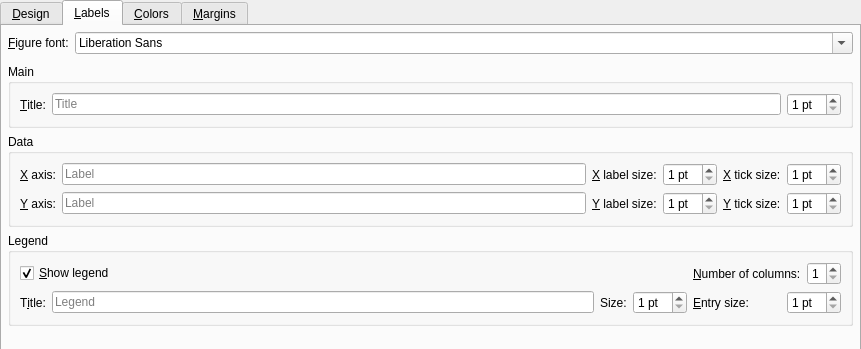
Old version of the form coquery/gui/ui/visualizationDesigner.ui in the repository gkunter/coquery; both pictures show x 0 to 861 and y 0 to 349 of the 861 by 600 pixel window.
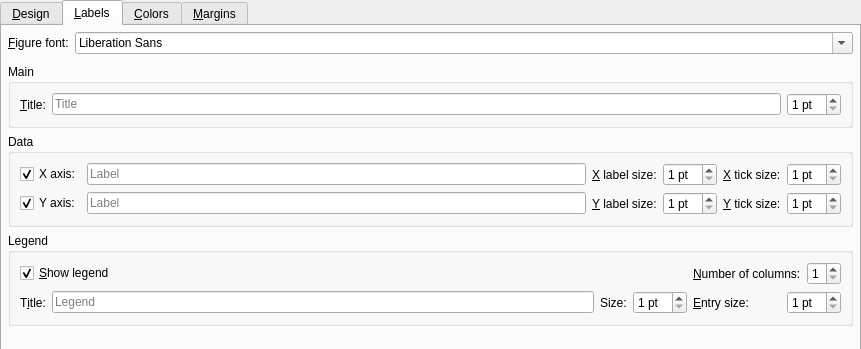
New version of the form. The open tabs and pages were chosen to show the change. Custom widgets are drawn as their Qt base class.

Commit message: Add axis visibility toggles

The edit to the form file:
```diff
--- a/coquery/gui/ui/visualizationDesigner.ui
+++ b/coquery/gui/ui/visualizationDesigner.ui
@@ -569,44 +569,21 @@
          <property name="title">
           <string>Data</string>
          </property>
-         <layout class="QGridLayout" name="gridLayout_2" columnstretch="0,1,0">
-          <item row="0" column="0">
-           <widget class="QLabel" name="label_9">
-            <property name="text">
-             <string>&amp;X axis:</string>
-            </property>
-            <property name="buddy">
-             <cstring>edit_x_label</cstring>
-            </property>
-           </widget>
-          </item>
-          <item row="0" column="1">
-           <layout class="QHBoxLayout" name="horizontalLayout_2" stretch="1,0,0">
+         <layout class="QGridLayout" name="gridLayout_2" columnstretch="0,0,0">
+          <item row="1" column="2">
+           <layout class="QHBoxLayout" name="horizontalLayout_7">
             <item>
-             <widget class="QLineEdit" name="edit_x_label">
-              <property name="sizePolicy">
-               <sizepolicy hsizetype="Preferred" vsizetype="Fixed">
-                <horstretch>0</horstretch>
-                <verstretch>0</verstretch>
-               </sizepolicy>
-              </property>
-              <property name="placeholderText">
-               <string>Label</string>
-              </property>
-             </widget>
-            </item>
-            <item>
-             <widget class="QLabel" name="label">
+             <widget class="QLabel" name="label_17">
               <property name="text">
-               <string>&amp;X label size:</string>
+               <string>&amp;Y tick size:</string>
               </property>
               <property name="buddy">
-               <cstring>spin_size_x_label</cstring>
+               <cstring>spin_size_y_ticklabels</cstring>
               </property>
              </widget>
             </item>
             <item>
-             <widget class="QSpinBox" name="spin_size_x_label">
+             <widget class="QSpinBox" name="spin_size_y_ticklabels">
               <property name="suffix">
                <string> pt</string>
               </property>
@@ -647,16 +624,6 @@
             </item>
            </layout>
           </item>
-          <item row="1" column="0">
-           <widget class="QLabel" name="label_10">
-            <property name="text">
-             <string>&amp;Y axis:</string>
-            </property>
-            <property name="buddy">
-             <cstring>edit_y_label</cstring>
-            </property>
-           </widget>
-          </item>
           <item row="1" column="1">
            <layout class="QHBoxLayout" name="horizontalLayout_3" stretch="1,0,0">
             <item>
@@ -700,20 +667,33 @@
             </item>
            </layout>
           </item>
-          <item row="1" column="2">
-           <layout class="QHBoxLayout" name="horizontalLayout_7">
+          <item row="0" column="1">
+           <layout class="QHBoxLayout" name="horizontalLayout_2" stretch="1,0,0">
             <item>
-             <widget class="QLabel" name="label_17">
+             <widget class="QLineEdit" name="edit_x_label">
+              <property name="sizePolicy">
+               <sizepolicy hsizetype="Preferred" vsizetype="Fixed">
+                <horstretch>0</horstretch>
+                <verstretch>0</verstretch>
+               </sizepolicy>
+              </property>
+              <property name="placeholderText">
+               <string>Label</string>
+              </property>
+             </widget>
+            </item>
+            <item>
+             <widget class="QLabel" name="label">
               <property name="text">
-               <string>&amp;Y tick size:</string>
+               <string>&amp;X label size:</string>
               </property>
               <property name="buddy">
-               <cstring>spin_size_y_ticklabels</cstring>
+               <cstring>spin_size_x_label</cstring>
               </property>
              </widget>
             </item>
             <item>
-             <widget class="QSpinBox" name="spin_size_y_ticklabels">
+             <widget class="QSpinBox" name="spin_size_x_label">
               <property name="suffix">
                <string> pt</string>
               </property>
@@ -727,6 +707,26 @@
             </item>
            </layout>
           </item>
+          <item row="0" column="0">
+           <widget class="QCheckBox" name="check_x_axis">
+            <property name="text">
+             <string>X axis:</string>
+            </property>
+            <property name="checked">
+             <bool>true</bool>
+            </property>
+           </widget>
+          </item>
+          <item row="1" column="0">
+           <widget class="QCheckBox" name="check_y_axis">
+            <property name="text">
+             <string>Y axis:</string>
+            </property>
+            <property name="checked">
+             <bool>true</bool>
+            </property>
+           </widget>
+          </item>
          </layout>
         </widget>
        </item>
```
Left out of the diff: 323 changed lines with no effect on the pictures. The commit also changes 2 other files.
